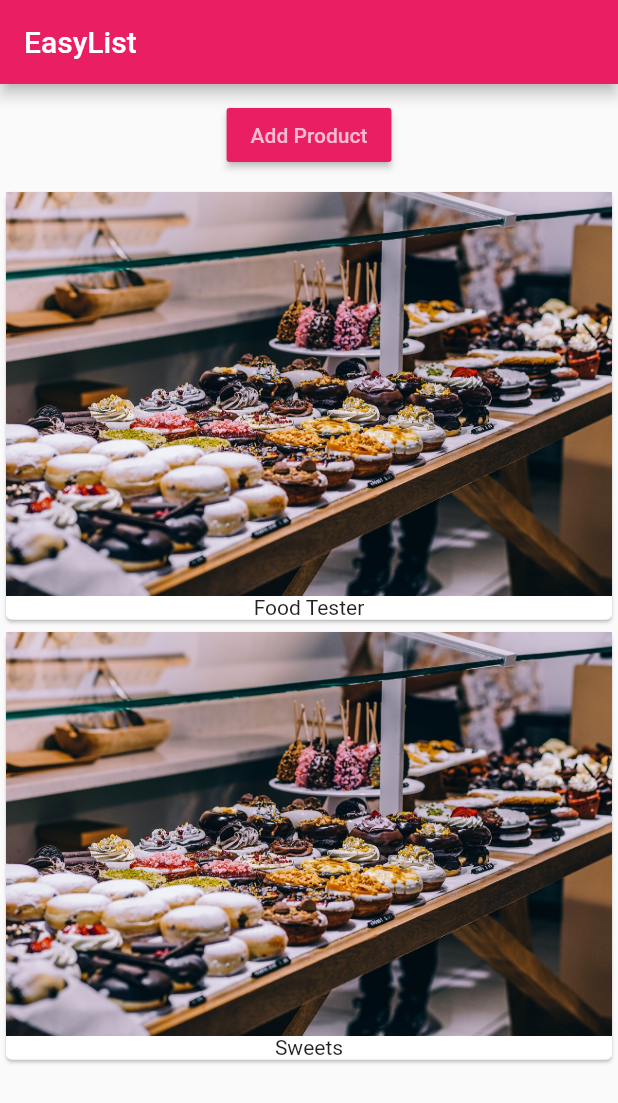
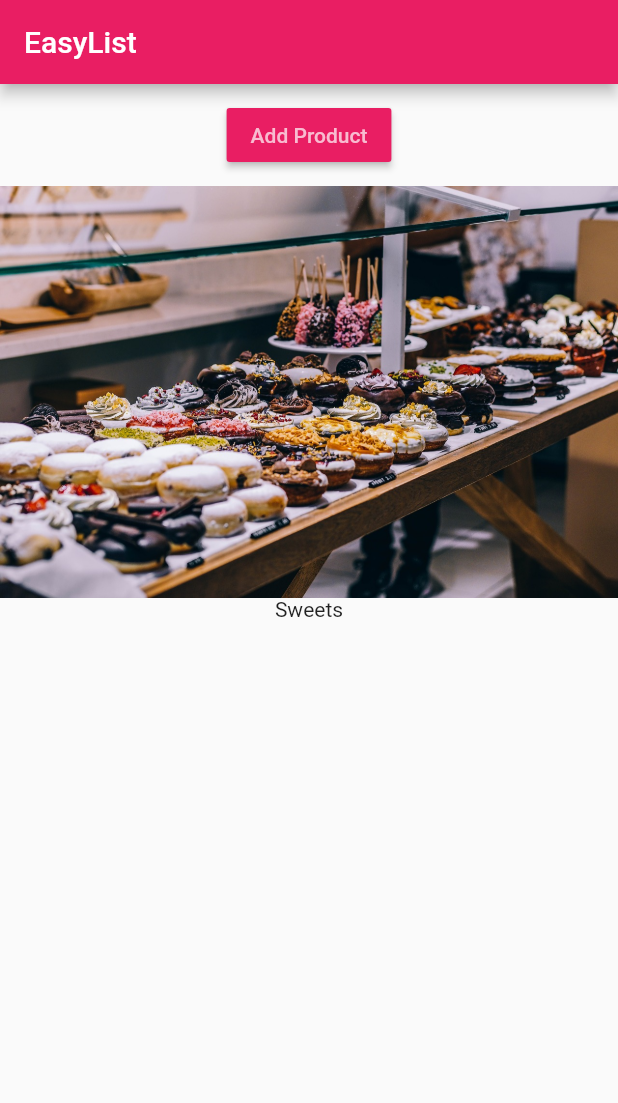
Before and after one commit to zzpmaster/Flutter, a Flutter app: the screen it shows after launch, after a tap on "Add Product", on a phone screen of 412 x 824 dp. Shown: the top 1103 px of the screen. Run offline on Flutter 3.47's test engine with Material 2 defaults, Android fonts, the phone set to English and light mode, and no system bars.

```diff
--- a/lib/main.dart
+++ b/lib/main.dart
@@ -1,22 +1,26 @@
 import 'package:flutter/material.dart';
+// import 'package:flutter/rendering.dart';
 
 import './product_manager.dart';
 
-void main() => runApp(MyApp());
+void main() {
+  // 可以debug查看UI控件的大小
+  // debugPaintSizeEnabled = true;
+  runApp(MyApp());
+}
 
 class MyApp extends StatelessWidget {
   @override
   Widget build(BuildContext context) {
     // this is core root widget.
     return MaterialApp(
-      theme: ThemeData(
-        primarySwatch: Colors.pink
-      ),
+      // debugShowMaterialGrid: true, 可以看到像素点
+      theme: ThemeData(primarySwatch: Colors.pink),
       home: Scaffold(
         appBar: AppBar(
           title: Text('EasyList'),
         ),
-        body: ProductManager(startingProduct: 'Food Tester'),
+        body: ProductManager(),
       ),
     );
   }
--- a/lib/product_manager.dart
+++ b/lib/product_manager.dart
@@ -21,7 +21,11 @@ class _ProductManagerState extends State<ProductManager> {
   @override
   void initState() {
     super.initState();
-    _products.add(widget.startingProduct);
+    // 初始化数据 如果为null，就不像数组中添加
+    // Rendering Content Conditionally 有条件的渲染
+    if (widget.startingProduct != null) {
+      _products.add(widget.startingProduct);
+    }
   }
 
   void _addProduct(String product) {
@@ -38,7 +42,10 @@ class _ProductManagerState extends State<ProductManager> {
           margin: EdgeInsets.all(10.0),
           child: ProductControl(_addProduct),
         ),
-        Products(_products)
+        // expanded 会将包含的UI扩展到屏幕的剩余空间
+        Expanded(
+          child: Products(_products),
+        )
       ],
     );
   }
--- a/lib/products.dart
+++ b/lib/products.dart
@@ -7,21 +7,72 @@ class Products extends StatelessWidget {
   // 如果不传递值，那么之后将无法修改products
   Products([this.products = const []]);
 
+  Widget _buildProductItem(BuildContext context, int index) {
+    return Column(
+      children: <Widget>[Image.asset('assets/food.jpg'), Text(products[index])],
+    );
+  }
+
+  Widget _buildProductList() {
+    // 4.
+    // 用更好的方式来替换 方式3的判断
+    // Alternative Approaches to Render Content Conditionally
+    Widget productCard;
+    if (products.length > 0) {
+      productCard = ListView.builder(
+        itemBuilder: _buildProductItem,
+        itemCount: products.length,
+      );
+    } else {
+      productCard = Center(
+        child: Text('No products found, Please add some'),
+      );
+
+      // 你也可以生成一个空的组件
+      // productCard = Container();
+    }
+    return productCard;
+  }
+
   @override
   Widget build(BuildContext context) {
-    return Column(
-      children: products
-          .map(
-            (item) => Card(
-                  child: Column(
-                    children: <Widget>[
-                      Image.asset('assets/food.jpg'),
-                      Text(item)
-                    ],
-                  ),
-                ),
-          )
-          .toList(),
-    );
+    //4.
+    return _buildProductList();
+
+    // 2.
+    // ListView.builder 可以优化list性能，将屏幕外的元素释放
+    // Optimizing the List Loading Behavior
+    // return ListView.builder(
+    //   itemBuilder: _buildProductItem,
+    //   itemCount: products.length,
+    // );
+
+    // 3.
+    // Rendering Content Conditionally 有条件的渲染
+    // return products.length > 0
+    //     ? ListView.builder(
+    //         itemBuilder: _buildProductItem,
+    //         itemCount: products.length,
+    //       )
+    //     : Center(
+    //         child: Text('No products found, Please add some'),
+    //       );
+
+    // 1.
+    // 如果是固定的列表，可以使用ListView
+    // return ListView(
+    //   children: products
+    //       .map(
+    //         (item) => Card(
+    //               child: Column(
+    //                 children: <Widget>[
+    //                   Image.asset('assets/food.jpg'),
+    //                   Text(item)
+    //                 ],
+    //               ),
+    //             ),
+    //       )
+    //       .toList(),
+    // );
   }
 }
```
